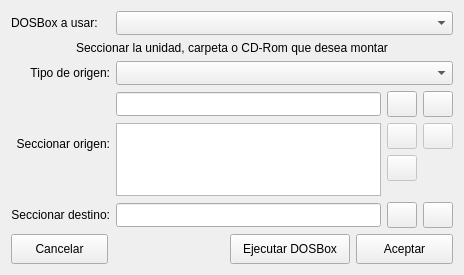
Old version of the form ui/instalar_juego.ui in the repository Monthy/gr-lida.
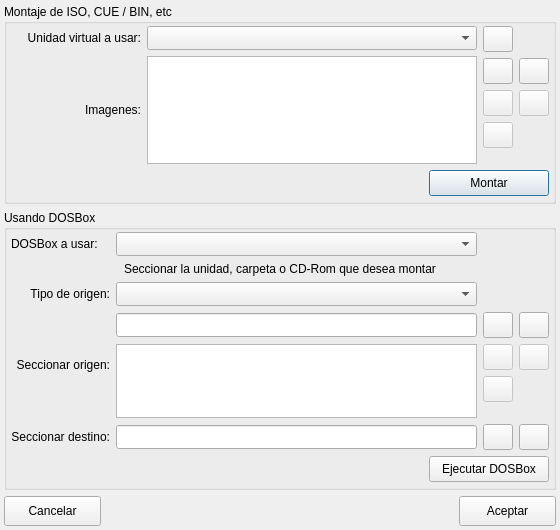
New version of the form. Icons and pictures are not drawn.

Commit message: Añadido soporte para manejar Unidades Virtuales de DVD, CD-ROM o Floppy, como puede ser ,DAEMON Tools, Alcohol 120%, Virtual Floppy Drive o Mount-DiskImage de Windows 7, 8 y 10. O cualquier otra que se pueda manejar mediante linea de comandos.

```diff
--- a/ui/instalar_juego.ui
+++ b/ui/instalar_juego.ui
@@ -6,14 +6,14 @@
    <rect>
     <x>0</x>
     <y>0</y>
-    <width>464</width>
-    <height>275</height>
+    <width>560</width>
+    <height>530</height>
    </rect>
   </property>
   <property name="minimumSize">
    <size>
-    <width>464</width>
-    <height>236</height>
+    <width>560</width>
+    <height>530</height>
    </size>
   </property>
   <property name="windowTitle">
@@ -23,31 +23,350 @@
    <iconset resource="../res/gr-lida.qrc">
     <normaloff>:/img16/applications.png</normaloff>:/img16/applications.png</iconset>
   </property>
-  <layout class="QGridLayout" name="gridLayout">
+  <layout class="QVBoxLayout" name="verticalLayout">
+   <property name="margin">
+    <number>4</number>
+   </property>
+   <item>
+    <widget class="QGroupBox" name="gBoxMount">
+     <property name="minimumSize">
+      <size>
+       <width>0</width>
+       <height>200</height>
+      </size>
+     </property>
+     <property name="maximumSize">
+      <size>
+       <width>16777215</width>
+       <height>200</height>
+      </size>
+     </property>
+     <property name="title">
+      <string>Montaje de ISO, CUE / BIN, etc</string>
+     </property>
+     <property name="flat">
+      <bool>false</bool>
+     </property>
+     <layout class="QGridLayout" name="gridLayout_virtualdrive">
+      <property name="leftMargin">
+       <number>4</number>
+      </property>
+      <property name="topMargin">
+       <number>2</number>
+      </property>
+      <property name="rightMargin">
+       <number>4</number>
+      </property>
+      <property name="bottomMargin">
+       <number>4</number>
+      </property>
    <item row="0" column="0">
-    <widget class="QLabel" name="lb_Dbx_75">
+       <widget class="QLabel" name="lb_Datos_43">
+        <property name="minimumSize">
+         <size>
+          <width>130</width>
+          <height>0</height>
+         </size>
+        </property>
      <property name="text">
-      <string>DOSBox a usar:</string>
+         <string>Unidad virtual a usar:</string>
+        </property>
+        <property name="alignment">
+         <set>Qt::AlignRight|Qt::AlignTrailing|Qt::AlignVCenter</set>
+        </property>
+       </widget>
+      </item>
+      <item row="0" column="1">
+       <widget class="QComboBox" name="cbx_virtual_drive">
+        <property name="minimumSize">
+         <size>
+          <width>0</width>
+          <height>24</height>
+         </size>
+        </property>
+       </widget>
+      </item>
+      <item row="1" column="0">
+       <widget class="QLabel" name="lb_Datos_42">
+        <property name="minimumSize">
+         <size>
+          <width>130</width>
+          <height>0</height>
+         </size>
+        </property>
+        <property name="text">
+         <string>Imagenes:</string>
+        </property>
+        <property name="alignment">
+         <set>Qt::AlignRight|Qt::AlignTrailing|Qt::AlignVCenter</set>
+        </property>
+       </widget>
+      </item>
+      <item row="1" column="1">
+       <widget class="QListWidget" name="lw_vd_images">
+        <property name="minimumSize">
+         <size>
+          <width>0</width>
+          <height>70</height>
+         </size>
+        </property>
+       </widget>
+      </item>
+      <item row="2" column="0" colspan="3">
+       <layout class="QHBoxLayout" name="horizontalLayout">
+        <item>
+         <spacer name="hSpacer_2">
+          <property name="orientation">
+           <enum>Qt::Horizontal</enum>
+          </property>
+          <property name="sizeHint" stdset="0">
+           <size>
+            <width>163</width>
+            <height>27</height>
+           </size>
+          </property>
+         </spacer>
+        </item>
+        <item>
+         <widget class="QPushButton" name="btn_virtual_drive_montar">
+          <property name="minimumSize">
+           <size>
+            <width>120</width>
+            <height>26</height>
+           </size>
+          </property>
+          <property name="maximumSize">
+           <size>
+            <width>16777215</width>
+            <height>26</height>
+           </size>
+          </property>
+          <property name="text">
+           <string>Montar</string>
+          </property>
+          <property name="icon">
+           <iconset resource="../res/gr-lida.qrc">
+            <normaloff>:/img16/virtual_drive.png</normaloff>:/img16/virtual_drive.png</iconset>
+          </property>
+         </widget>
+        </item>
+       </layout>
+      </item>
+      <item row="0" column="2" rowspan="2">
+       <widget class="QFrame" name="frame_btns_vd">
+        <property name="enabled">
+         <bool>true</bool>
+        </property>
+        <property name="sizePolicy">
+         <sizepolicy hsizetype="Fixed" vsizetype="Preferred">
+          <horstretch>0</horstretch>
+          <verstretch>0</verstretch>
+         </sizepolicy>
+        </property>
+        <property name="minimumSize">
+         <size>
+          <width>66</width>
+          <height>0</height>
+         </size>
+        </property>
+        <property name="frameShape">
+         <enum>QFrame::NoFrame</enum>
+        </property>
+        <property name="frameShadow">
+         <enum>QFrame::Raised</enum>
+        </property>
+        <layout class="QFormLayout" name="formLayout">
+         <property name="margin">
+          <number>0</number>
+         </property>
+         <item row="0" column="0">
+          <widget class="QPushButton" name="btn_virtual_drive_edit">
+           <property name="minimumSize">
+            <size>
+             <width>30</width>
+             <height>26</height>
+            </size>
+           </property>
+           <property name="maximumSize">
+            <size>
+             <width>30</width>
+             <height>26</height>
+            </size>
+           </property>
+           <property name="icon">
+            <iconset resource="../res/gr-lida.qrc">
+             <normaloff>:/img16/editar.png</normaloff>:/img16/editar.png</iconset>
+           </property>
+          </widget>
+         </item>
+         <item row="1" column="0">
+          <widget class="QPushButton" name="btn_vd_image_list_add">
+           <property name="minimumSize">
+            <size>
+             <width>30</width>
+             <height>26</height>
+            </size>
+           </property>
+           <property name="maximumSize">
+            <size>
+             <width>30</width>
+             <height>26</height>
+            </size>
+           </property>
+           <property name="icon">
+            <iconset resource="../res/gr-lida.qrc">
+             <normaloff>:/img16/list_add.png</normaloff>:/img16/list_add.png</iconset>
+           </property>
+          </widget>
+         </item>
+         <item row="1" column="1">
+          <widget class="QPushButton" name="btn_vd_image_list_clear">
+           <property name="minimumSize">
+            <size>
+             <width>30</width>
+             <height>26</height>
+            </size>
+           </property>
+           <property name="maximumSize">
+            <size>
+             <width>30</width>
+             <height>26</height>
+            </size>
+           </property>
+           <property name="icon">
+            <iconset resource="../res/gr-lida.qrc">
+             <normaloff>:/img16/limpiar.png</normaloff>:/img16/limpiar.png</iconset>
      </property>
     </widget>
    </item>
    <item row="2" column="0">
-    <widget class="QLabel" name="label_1">
+          <widget class="QPushButton" name="btn_vd_image_list_subir">
+           <property name="enabled">
+            <bool>false</bool>
+           </property>
+           <property name="minimumSize">
+            <size>
+             <width>30</width>
+             <height>26</height>
+            </size>
+           </property>
+           <property name="maximumSize">
+            <size>
+             <width>30</width>
+             <height>26</height>
+            </size>
+           </property>
      <property name="text">
-      <string>Tipo de origen:</string>
-     </property>
-     <property name="alignment">
-      <set>Qt::AlignRight|Qt::AlignTrailing|Qt::AlignVCenter</set>
+            <string/>
+           </property>
+           <property name="icon">
+            <iconset resource="../res/gr-lida.qrc">
+             <normaloff>:/img16/go-up.png</normaloff>:/img16/go-up.png</iconset>
+           </property>
+          </widget>
+         </item>
+         <item row="2" column="1">
+          <widget class="QPushButton" name="btn_vd_image_list_delete">
+           <property name="enabled">
+            <bool>false</bool>
+           </property>
+           <property name="minimumSize">
+            <size>
+             <width>30</width>
+             <height>26</height>
+            </size>
+           </property>
+           <property name="maximumSize">
+            <size>
+             <width>30</width>
+             <height>26</height>
+            </size>
+           </property>
+           <property name="text">
+            <string/>
+           </property>
+           <property name="icon">
+            <iconset resource="../res/gr-lida.qrc">
+             <normaloff>:/img16/list_remove.png</normaloff>:/img16/list_remove.png</iconset>
      </property>
     </widget>
    </item>
    <item row="3" column="0">
-    <widget class="QLabel" name="label_2">
+          <widget class="QPushButton" name="btn_vd_image_list_bajar">
+           <property name="enabled">
+            <bool>false</bool>
+           </property>
+           <property name="minimumSize">
+            <size>
+             <width>30</width>
+             <height>26</height>
+            </size>
+           </property>
+           <property name="maximumSize">
+            <size>
+             <width>30</width>
+             <height>26</height>
+            </size>
+           </property>
      <property name="text">
-      <string>Seccionar origen:</string>
-     </property>
-     <property name="alignment">
-      <set>Qt::AlignRight|Qt::AlignTrailing|Qt::AlignVCenter</set>
+            <string/>
+           </property>
+           <property name="icon">
+            <iconset resource="../res/gr-lida.qrc">
+             <normaloff>:/img16/go-down.png</normaloff>:/img16/go-down.png</iconset>
+           </property>
+          </widget>
+         </item>
+        </layout>
+       </widget>
+      </item>
+     </layout>
+    </widget>
+   </item>
+   <item>
+    <widget class="QGroupBox" name="gBoxDbx">
+     <property name="minimumSize">
+      <size>
+       <width>0</width>
+       <height>0</height>
+      </size>
+     </property>
+     <property name="title">
+      <string>Usando DOSBox</string>
+     </property>
+     <layout class="QGridLayout" name="gridLayout_dosbox" rowstretch="0,0,0,0,0,0">
+      <property name="leftMargin">
+       <number>4</number>
+      </property>
+      <property name="topMargin">
+       <number>2</number>
+      </property>
+      <property name="rightMargin">
+       <number>4</number>
+      </property>
+      <property name="bottomMargin">
+       <number>4</number>
+      </property>
+      <item row="4" column="2">
+       <widget class="QPushButton" name="btnDestino">
+        <property name="minimumSize">
+         <size>
+          <width>30</width>
+          <height>26</height>
+         </size>
+        </property>
+        <property name="maximumSize">
+         <size>
+          <width>30</width>
+          <height>26</height>
+         </size>
+        </property>
+        <property name="text">
+         <string/>
+        </property>
+        <property name="icon">
+         <iconset resource="../res/gr-lida.qrc">
+          <normaloff>:/img16/carpeta_0.png</normaloff>:/img16/carpeta_0.png</iconset>
      </property>
     </widget>
    </item>
@@ -208,13 +527,43 @@
        </widget>
       </item>
      </layout>
-     <zorder>btnDeleteIso</zorder>
-     <zorder>btnSubirIso</zorder>
-     <zorder>btnDirFile_clear</zorder>
-     <zorder>btnDirFile</zorder>
-     <zorder>btnBajarIso</zorder>
-     <zorder>lw_MultiIso</zorder>
-     <zorder>txtMontaje_path</zorder>
+       </widget>
+      </item>
+      <item row="3" column="0">
+       <widget class="QLabel" name="label_2">
+        <property name="text">
+         <string>Seccionar origen:</string>
+        </property>
+        <property name="alignment">
+         <set>Qt::AlignRight|Qt::AlignTrailing|Qt::AlignVCenter</set>
+        </property>
+       </widget>
+      </item>
+      <item row="0" column="0">
+       <widget class="QLabel" name="lb_Dbx_75">
+        <property name="text">
+         <string>DOSBox a usar:</string>
+        </property>
+       </widget>
+      </item>
+      <item row="1" column="0" colspan="4">
+       <widget class="QLabel" name="lb_Montaje_1">
+        <property name="text">
+         <string>Seccionar la unidad, carpeta o CD-Rom que desea montar</string>
+        </property>
+        <property name="alignment">
+         <set>Qt::AlignCenter</set>
+        </property>
+       </widget>
+      </item>
+      <item row="0" column="1">
+       <widget class="QComboBox" name="cbxDbx_EmuKey">
+        <property name="minimumSize">
+         <size>
+          <width>0</width>
+          <height>24</height>
+         </size>
+        </property>
     </widget>
    </item>
    <item row="4" column="0">
@@ -237,26 +586,29 @@
      </property>
     </widget>
    </item>
-   <item row="4" column="2">
-    <widget class="QPushButton" name="btnDestino">
+      <item row="2" column="1">
+       <widget class="QComboBox" name="cbxMontaje_type_drive">
+        <property name="sizePolicy">
+         <sizepolicy hsizetype="Expanding" vsizetype="Fixed">
+          <horstretch>0</horstretch>
+          <verstretch>0</verstretch>
+         </sizepolicy>
+        </property>
      <property name="minimumSize">
       <size>
-       <width>30</width>
-       <height>26</height>
-      </size>
-     </property>
-     <property name="maximumSize">
-      <size>
-       <width>30</width>
-       <height>26</height>
-      </size>
-     </property>
+          <width>0</width>
+          <height>24</height>
+         </size>
+        </property>
+       </widget>
+      </item>
+      <item row="2" column="0">
+       <widget class="QLabel" name="label_1">
      <property name="text">
-      <string/>
-     </property>
-     <property name="icon">
-      <iconset resource="../res/gr-lida.qrc">
-       <normaloff>:/img16/carpeta_0.png</normaloff>:/img16/carpeta_0.png</iconset>
+         <string>Tipo de origen:</string>
+        </property>
+        <property name="alignment">
+         <set>Qt::AlignRight|Qt::AlignTrailing|Qt::AlignVCenter</set>
      </property>
     </widget>
    </item>
@@ -283,30 +635,57 @@
      </property>
     </widget>
    </item>
-   <item row="5" column="0">
-    <spacer name="verticalSpacer">
+      <item row="5" column="0" colspan="4">
+       <layout class="QHBoxLayout" name="hLayout">
+        <item>
+         <spacer name="hSpacer_1">
+          <property name="orientation">
+           <enum>Qt::Horizontal</enum>
+          </property>
+          <property name="sizeHint" stdset="0">
+           <size>
+            <width>163</width>
+            <height>27</height>
+           </size>
+          </property>
+         </spacer>
+        </item>
+        <item>
+         <widget class="QPushButton" name="btnEjecutarDbx">
+          <property name="minimumSize">
+           <size>
+            <width>120</width>
+            <height>26</height>
+           </size>
+          </property>
+          <property name="text">
+           <string>Ejecutar DOSBox</string>
+          </property>
+          <property name="icon">
+           <iconset resource="../res/gr-lida.qrc">
+            <normaloff>:/img16/cat/dosbox.png</normaloff>:/img16/cat/dosbox.png</iconset>
+          </property>
+         </widget>
+        </item>
+       </layout>
+      </item>
+     </layout>
+    </widget>
+   </item>
+   <item>
+    <spacer name="verticalSpacer_2">
      <property name="orientation">
       <enum>Qt::Vertical</enum>
      </property>
      <property name="sizeHint" stdset="0">
       <size>
        <width>20</width>
-       <height>40</height>
+       <height>0</height>
       </size>
      </property>
     </spacer>
    </item>
-   <item row="1" column="0" colspan="4">
-    <widget class="QLabel" name="lb_Montaje_1">
-     <property name="text">
-      <string>Seccionar la unidad, carpeta o CD-Rom que desea montar</string>
-     </property>
-     <property name="alignment">
-      <set>Qt::AlignCenter</set>
-     </property>
-    </widget>
-   </item>
-   <item row="6" column="0" colspan="4">
+   <item>
     <layout class="QHBoxLayout" name="hLayout_1">
      <property name="spacing">
       <number>6</number>
@@ -332,7 +711,7 @@
       </widget>
      </item>
      <item>
-      <spacer name="hSpacer_2">
+      <spacer name="hSpacer_3">
        <property name="orientation">
         <enum>Qt::Horizontal</enum>
        </property>
@@ -344,23 +723,6 @@
        </property>
       </spacer>
      </item>
-     <item>
-      <widget class="QPushButton" name="btnEjecutar">
-       <property name="minimumSize">
-        <size>
-         <width>120</width>
-         <height>30</height>
-        </size>
-       </property>
-       <property name="text">
-        <string>Ejecutar DOSBox</string>
-       </property>
-       <property name="icon">
-        <iconset resource="../res/gr-lida.qrc">
-         <normaloff>:/img16/aplicar.png</normaloff>:/img16/aplicar.png</iconset>
-       </property>
-      </widget>
-     </item>
      <item>
       <widget class="QPushButton" name="btnOk">
        <property name="minimumSize">
@@ -380,32 +742,6 @@
      </item>
     </layout>
    </item>
-   <item row="2" column="1" colspan="3">
-    <widget class="QComboBox" name="cbxMontaje_type_drive">
-     <property name="sizePolicy">
-      <sizepolicy hsizetype="Expanding" vsizetype="Fixed">
-       <horstretch>0</horstretch>
-       <verstretch>0</verstretch>
-      </sizepolicy>
-     </property>
-     <property name="minimumSize">
-      <size>
-       <width>0</width>
-       <height>24</height>
-      </size>
-     </property>
-    </widget>
-   </item>
-   <item row="0" column="1" colspan="3">
-    <widget class="QComboBox" name="cbxDbx_EmuKey">
-     <property name="minimumSize">
-      <size>
-       <width>0</width>
-       <height>24</height>
-      </size>
-     </property>
-    </widget>
-   </item>
   </layout>
  </widget>
  <tabstops>
```
Left out of the diff: 19 changed lines with no effect on the pictures. Lines whose indentation alone changed are shown as unchanged. The commit also changes 20 other files.
